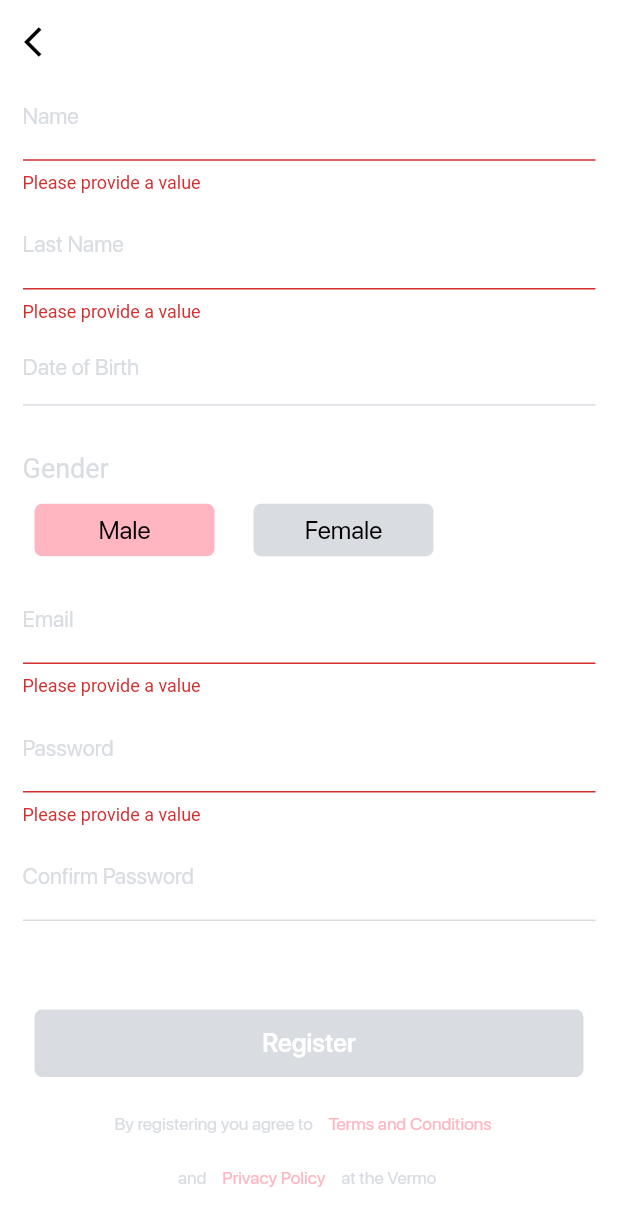
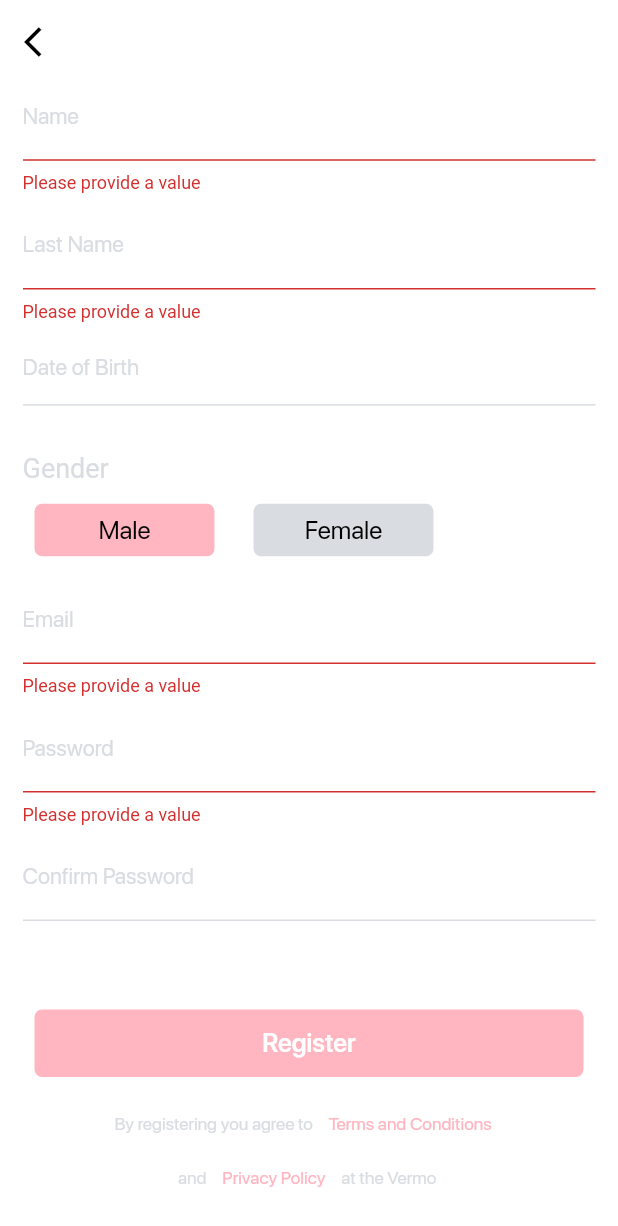
Before and after one commit to SPARSHAGGARWAL17/dating-app, a Flutter app: the RegisterApp screen opened by its route, scrolled down 62 dp, after a tap on "Register", on a phone screen of 412 x 824 dp. Shown: the top 1226 px of the screen. Run offline on Flutter 3.47's test engine with Material 2 defaults, Android fonts, the phone set to English and light mode, and no system bars; our stand-ins replace pin_code_fields.

```diff
--- a/lib/view/forgot-password/forgot-password.dart
+++ b/lib/view/forgot-password/forgot-password.dart
@@ -1,4 +1,5 @@
 import 'package:bewp_life/const.dart';
+import 'package:bewp_life/view/forgot-password/verify-pin.dart';
 import 'package:bewp_life/view/startup-screens/login-email.dart';
 import 'package:bewp_life/view/startup-screens/otp-verify.dart';
 import 'package:flutter/material.dart';
@@ -100,7 +101,8 @@ class ForgotPasswordPage extends StatelessWidget {
                       onPressed: () {
                         bool validated = formKey.currentState!.validate();
                         if (validated) {
-                          Navigator.of(context).pushNamed(OtpVerifyPage.Route);
+                          Navigator.of(context).pushNamed(VerifyPinPage.Route,
+                              arguments: numberController.text);
                         }
                       },
                     ),
--- a/lib/view/startup-screens/login-email.dart
+++ b/lib/view/startup-screens/login-email.dart
@@ -2,7 +2,6 @@ import 'package:bewp_life/const.dart';
 import 'package:bewp_life/view/forgot-password/forgot-password.dart';
 import 'package:bewp_life/view/startup-screens/registerApp.dart';
 import 'package:flutter/material.dart';
-import 'package:font_awesome_flutter/font_awesome_flutter.dart';
 
 class LoginEmailPage extends StatefulWidget {
   static const Route = '/login';
--- a/lib/view/startup-screens/registerApp.dart
+++ b/lib/view/startup-screens/registerApp.dart
@@ -132,6 +132,7 @@ class _RegisterAppState extends State<RegisterApp> {
                       ),
                     ),
                     TextFormField(
+                      obscureText: true,
                       controller: passwordController,
                       validator: validator,
                       decoration: InputDecoration(
@@ -144,6 +145,13 @@ class _RegisterAppState extends State<RegisterApp> {
                       ),
                     ),
                     TextFormField(
+                      obscureText: true,
+                      validator: (value) {
+                        if (passwordController.text != value) {
+                          return 'Password didn\'t match';
+                        }
+                        return null;
+                      },
                       decoration: InputDecoration(
                           labelText: 'Confirm Password',
                           enabledBorder: UnderlineInputBorder(
@@ -170,7 +178,7 @@ class _RegisterAppState extends State<RegisterApp> {
                         height: 45,
                         decoration: BoxDecoration(
                           borderRadius: BorderRadius.circular(5),
-                          color: kGreyColor,
+                          color: kPrimaryColor,
                         ),
                         child: Center(
                           child: Text(
--- a/pubspec.yaml
+++ b/pubspec.yaml
@@ -24,7 +24,6 @@ dependencies:
   flutter:
     sdk: flutter
   cupertino_icons: ^1.0.2
-  font_awesome_flutter: ^9.0.0
   intl: ^0.17.0
   pin_code_fields: ^7.0.0
 
```
Also changed, not shown: lib/view/forgot-password/verify-pin.dart (+8 -1 lines), lib/view/startup-screens/number-verify.dart (+12 -2 lines), lib/view/startup-screens/otp-verify.dart (+10 -6 lines), pubspec.lock.
